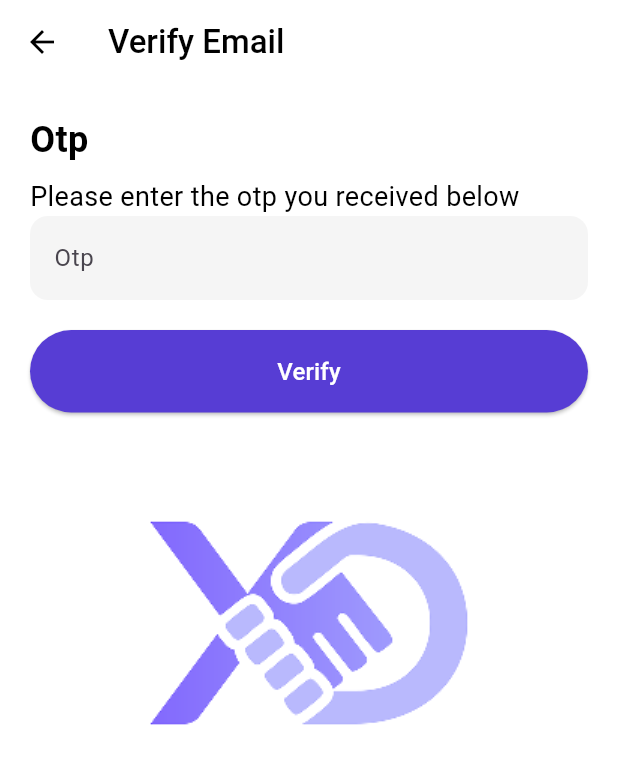
After one commit to YahyaNashar22/xdeal, a Flutter app: the OtpScreen screen opened directly, on a phone screen of 412 x 824 dp. The commit adds this screen. Shown: the top 764 px of the screen. Run offline on Flutter 3.47's test engine with Material 3 defaults, Android fonts, the phone set to English and light mode, and no system bars.

Commit message:
added otp screen

```diff
--- a/lib/screens/add_listings_screen.dart
+++ b/lib/screens/add_listings_screen.dart
@@ -1,4 +1,5 @@
 import 'package:flutter/material.dart';
+import 'package:xdeal/utils/app_colors.dart';
 
 class AddListingsScreen extends StatelessWidget {
   const AddListingsScreen({super.key});
@@ -6,6 +7,7 @@ class AddListingsScreen extends StatelessWidget {
   @override
   Widget build(BuildContext context) {
     return Scaffold(
+      backgroundColor: AppColors.white,
       body: SafeArea(
         child: SingleChildScrollView(
           padding: EdgeInsets.all(20),
--- a/lib/screens/favorite_screen.dart
+++ b/lib/screens/favorite_screen.dart
@@ -1,4 +1,5 @@
 import 'package:flutter/material.dart';
+import 'package:xdeal/utils/app_colors.dart';
 
 class FavoriteScreen extends StatelessWidget {
   const FavoriteScreen({super.key});
@@ -6,6 +7,7 @@ class FavoriteScreen extends StatelessWidget {
   @override
   Widget build(BuildContext context) {
     return Scaffold(
+      backgroundColor: AppColors.white,
       body: SafeArea(
         child: SingleChildScrollView(
           padding: EdgeInsets.all(20),
--- a/lib/screens/home_screen.dart
+++ b/lib/screens/home_screen.dart
@@ -1,11 +1,13 @@
 import 'package:flutter/material.dart';
+import 'package:xdeal/utils/app_colors.dart';
 
 class HomeScreen extends StatelessWidget {
   const HomeScreen({super.key});
 
   @override
   Widget build(BuildContext context) {
-    return const Scaffold(
+    return Scaffold(
+      backgroundColor: AppColors.white,
       body: SafeArea(
         child: SingleChildScrollView(
           padding: EdgeInsets.all(20),
--- a/lib/screens/my_listings_screen.dart
+++ b/lib/screens/my_listings_screen.dart
@@ -1,4 +1,5 @@
 import 'package:flutter/material.dart';
+import 'package:xdeal/utils/app_colors.dart';
 
 class MyListingsScreen extends StatelessWidget {
   const MyListingsScreen({super.key});
@@ -6,6 +7,7 @@ class MyListingsScreen extends StatelessWidget {
   @override
   Widget build(BuildContext context) {
     return Scaffold(
+      backgroundColor: AppColors.white,
       body: SafeArea(
         child: SingleChildScrollView(
           padding: EdgeInsets.all(20),
--- /dev/null
+++ b/lib/screens/otp_screen.dart
@@ -0,0 +1,82 @@
+import 'package:flutter/material.dart';
+import 'package:xdeal/screens/sign_up_screen.dart';
+import 'package:xdeal/utils/app_colors.dart';
+import 'package:xdeal/utils/navigation_helper.dart';
+import 'package:xdeal/utils/text_field_builder.dart';
+import 'package:xdeal/widgets/submit_btn.dart';
+
+// TODO: input validation
+// TODO: connect backend
+
+class OtpScreen extends StatefulWidget {
+  const OtpScreen({super.key});
+
+  @override
+  State<OtpScreen> createState() => _OtpScreenState();
+}
+
+class _OtpScreenState extends State<OtpScreen> {
+  TextEditingController otpController = TextEditingController();
+
+  @override
+  void dispose() {
+    otpController.dispose();
+    super.dispose();
+  }
+
+  void _onSubmit() {
+    debugPrint("otp: $otpController");
+  }
+
+  @override
+  Widget build(BuildContext context) {
+    return Scaffold(
+      backgroundColor: AppColors.white,
+      appBar: _appBar(context),
+      body: SafeArea(
+        child: SingleChildScrollView(
+          padding: EdgeInsets.all(20),
+          child: Column(
+            crossAxisAlignment: CrossAxisAlignment.stretch,
+            children: [
+              Text(
+                "Otp",
+                style: TextStyle(
+                  color: AppColors.black,
+                  fontWeight: FontWeight.w600,
+                  fontSize: 24,
+                ),
+              ),
+              const SizedBox(height: 8),
+              Text(
+                "Please enter the otp you received below",
+                style: TextStyle(color: AppColors.black, fontSize: 18),
+              ),
+
+              buildTextField("Otp", otpController),
+              const SizedBox(height: 20),
+              submitBtn(_onSubmit, "Verify"),
+              const SizedBox(height: 20),
+              Image.asset('assets/icons/logo_purple_large.png'),
+            ],
+          ),
+        ),
+      ),
+    );
+  }
+
+  AppBar _appBar(BuildContext context) {
+    return AppBar(
+      backgroundColor: AppColors.white,
+      elevation: 0,
+      leading: IconButton(
+        icon: Icon(Icons.arrow_back, color: AppColors.black),
+        onPressed: () => navigateToReplacement(context, const SignUpScreen()),
+      ),
+      title: Text(
+        "Verify Email",
+        style: TextStyle(color: AppColors.black, fontWeight: FontWeight.w500),
+      ),
+    );
+  }
+}
--- a/lib/screens/screen_selector.dart
+++ b/lib/screens/screen_selector.dart
@@ -8,6 +8,7 @@ import 'package:xdeal/screens/settings_screen.dart';
 import 'package:xdeal/screens/sign_in_screen.dart';
 import 'package:xdeal/screens/sign_up_screen.dart';
 import 'package:xdeal/screens/forgot_password_screen.dart';
+import 'package:xdeal/utils/app_colors.dart';
 
 class ScreenSelector extends StatefulWidget {
   const ScreenSelector({super.key});
@@ -36,6 +37,7 @@ class _ScreenSelectorState extends State<ScreenSelector> {
   @override
   Widget build(BuildContext context) {
     return Scaffold(
+      backgroundColor: AppColors.white,
       body: _screens[_selectedIndex],
       bottomNavigationBar: BottomNavigationBar(
         currentIndex: _selectedIndex,
--- a/lib/screens/settings_screen.dart
+++ b/lib/screens/settings_screen.dart
@@ -1,4 +1,5 @@
 import 'package:flutter/material.dart';
+import 'package:xdeal/utils/app_colors.dart';
 
 class SettingsScreen extends StatelessWidget {
   const SettingsScreen({super.key});
@@ -6,6 +7,7 @@ class SettingsScreen extends StatelessWidget {
   @override
   Widget build(BuildContext context) {
     return Scaffold(
+      backgroundColor: AppColors.white,
       body: SafeArea(
         child: SingleChildScrollView(
           padding: EdgeInsets.all(20),
--- a/lib/screens/sign_up_screen.dart
+++ b/lib/screens/sign_up_screen.dart
@@ -1,5 +1,6 @@
 import 'package:flutter/material.dart';
 import 'package:xdeal/screens/on_boarding_screen.dart';
+import 'package:xdeal/screens/otp_screen.dart';
 import 'package:xdeal/screens/sign_in_screen.dart';
 import 'package:xdeal/utils/app_colors.dart';
 import 'package:xdeal/utils/navigation_helper.dart';
@@ -9,7 +10,6 @@ import 'package:xdeal/widgets/submit_btn.dart';
 
 // TODO: input validation
 // TODO: connect backend
-// TODO: add navigation to otp ( create otp screen )
 
 class SignUpScreen extends StatefulWidget {
   const SignUpScreen({super.key});
@@ -50,6 +50,8 @@ class _SignUpScreenState extends State<SignUpScreen> {
     debugPrint("Country Code: $countryCode");
     debugPrint("Phone: $phone");
     debugPrint("Agree: $agree");
+
+    navigateToReplacement(context, const OtpScreen());
   }
 
   @override
```
